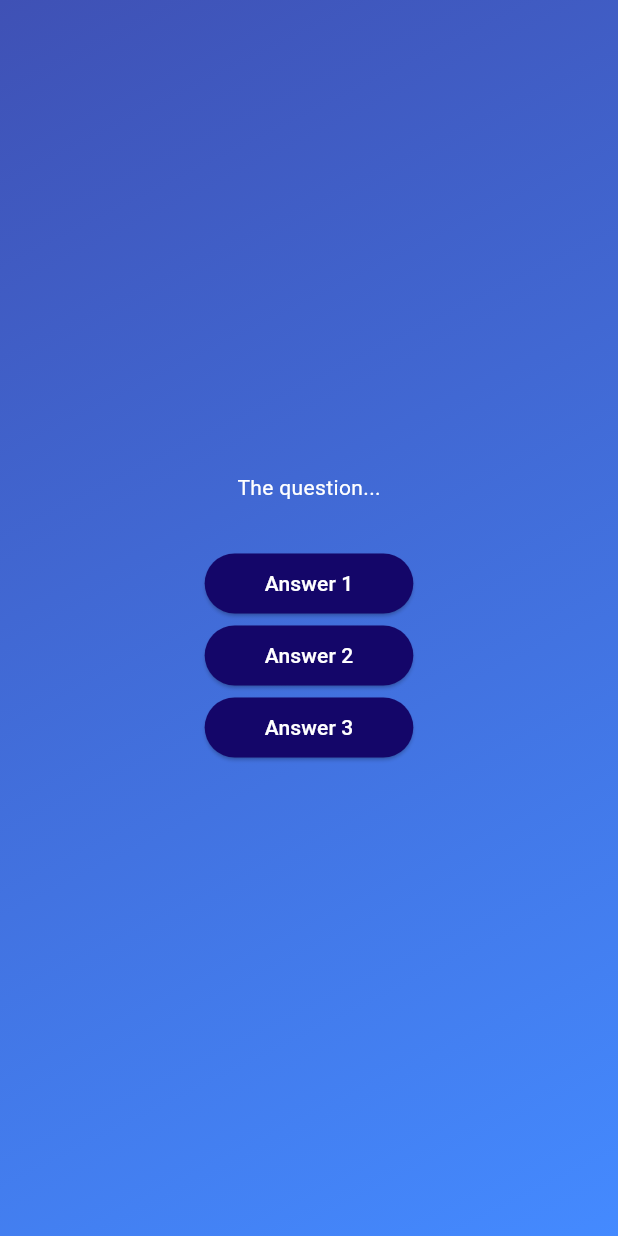
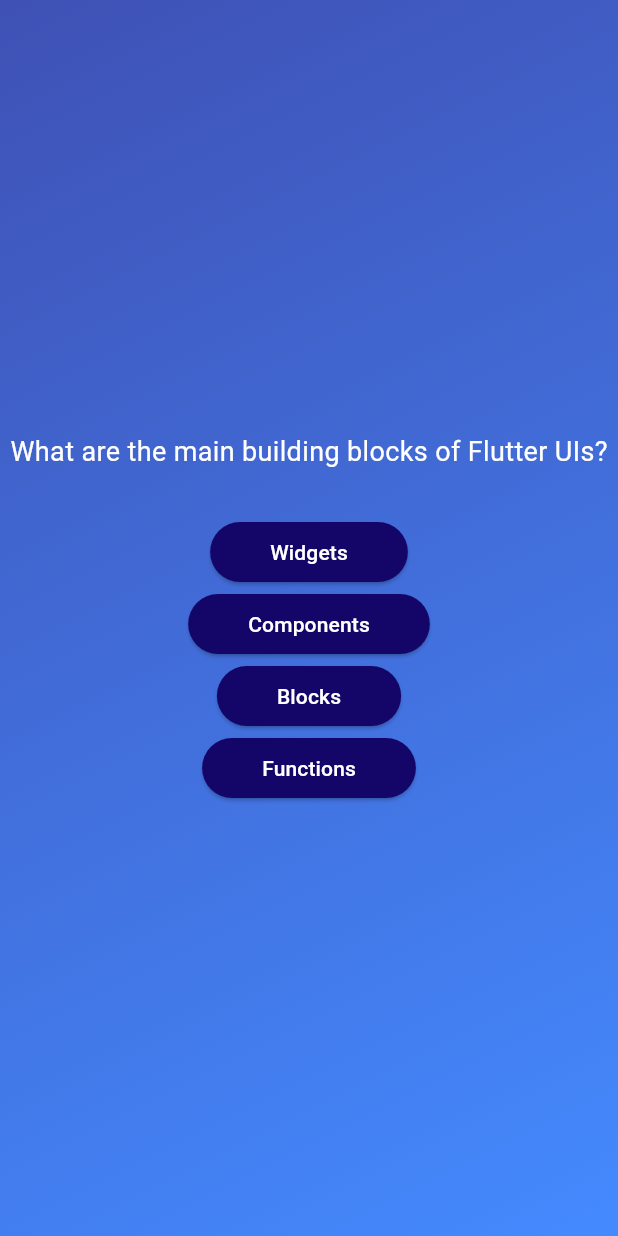
Before and after one commit to clebersonp/flutter_adv_basics, a Flutter app: the screen it shows after launch, after a tap on "Start Quiz", on a phone screen of 412 x 824 dp. Run offline on Flutter 3.47's test engine with Material 3 defaults, Android fonts, the phone set to English and light mode, and no system bars.

Commit message:
Import dummy questions and answers and put them into the code

```diff
--- a/lib/screen/questions/questions_screen.dart
+++ b/lib/screen/questions/questions_screen.dart
@@ -1,5 +1,6 @@
 import 'package:flutter/material.dart';
 import 'package:flutter_adv_basics/buttons/answer_button.dart';
+import 'package:flutter_adv_basics/data/questions.dart';
 
 class QuestionsScreen extends StatefulWidget {
   const QuestionsScreen({super.key});
@@ -11,20 +12,27 @@ class QuestionsScreen extends StatefulWidget {
 class _QuestionsScreenState extends State<QuestionsScreen> {
   @override
   Widget build(BuildContext context) {
+    // using the dummy questions list
+    final currentQuestion = questions[0];
+
     // sizedBox is another solution instead of using the Center widget
     return SizedBox(
       width: double.infinity, // special value to use as much space as possible
       child: Column(
         mainAxisAlignment: MainAxisAlignment.center,
         children: [
-          const Text(
-            'The question...',
-            style: TextStyle(color: Colors.white),
+          Text(
+            currentQuestion.text,
+            style: const TextStyle(
+              color: Colors.white,
+              fontSize: 18,
+            ),
           ),
           const SizedBox(height: 30),
-          AnswerButton(onTap: () {}, answerText: 'Answer 1'),
-          AnswerButton(onTap: () {}, answerText: 'Answer 2'),
-          AnswerButton(onTap: () {}, answerText: 'Answer 3'),
+          AnswerButton(onTap: () {}, answerText: currentQuestion.answers[0]),
+          AnswerButton(onTap: () {}, answerText: currentQuestion.answers[1]),
+          AnswerButton(onTap: () {}, answerText: currentQuestion.answers[2]),
+          AnswerButton(onTap: () {}, answerText: currentQuestion.answers[3]),
         ],
       ),
     );
```
